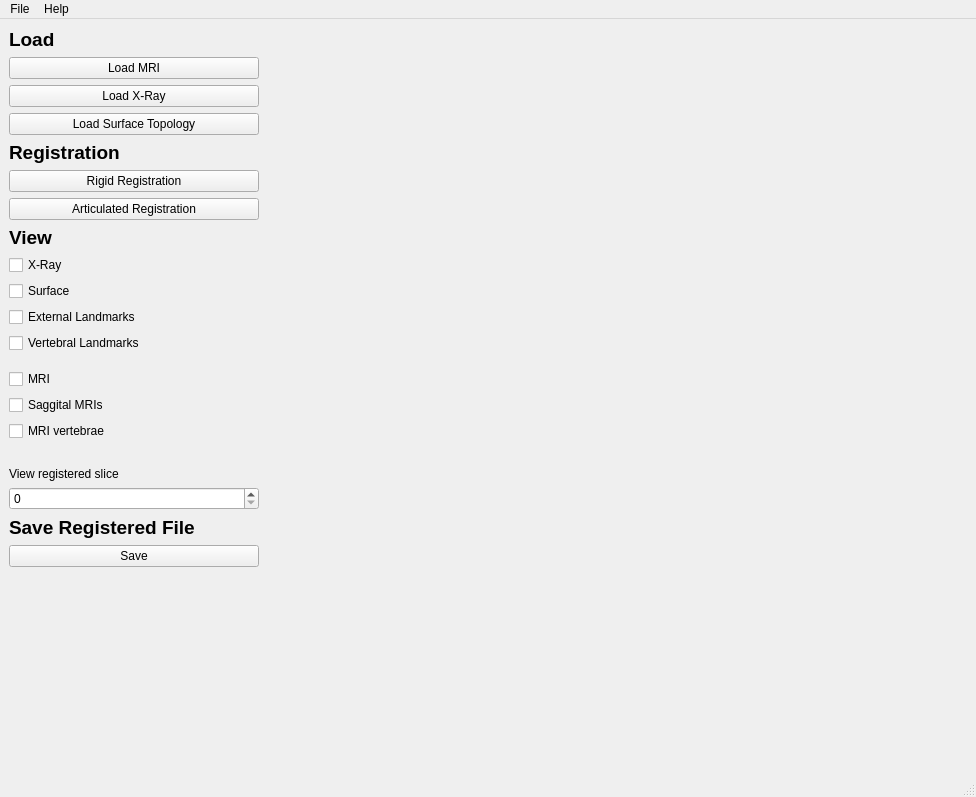
Before: the Qt Designer form main.ui in luantran/CapstoneProject, drawn with Qt 5.
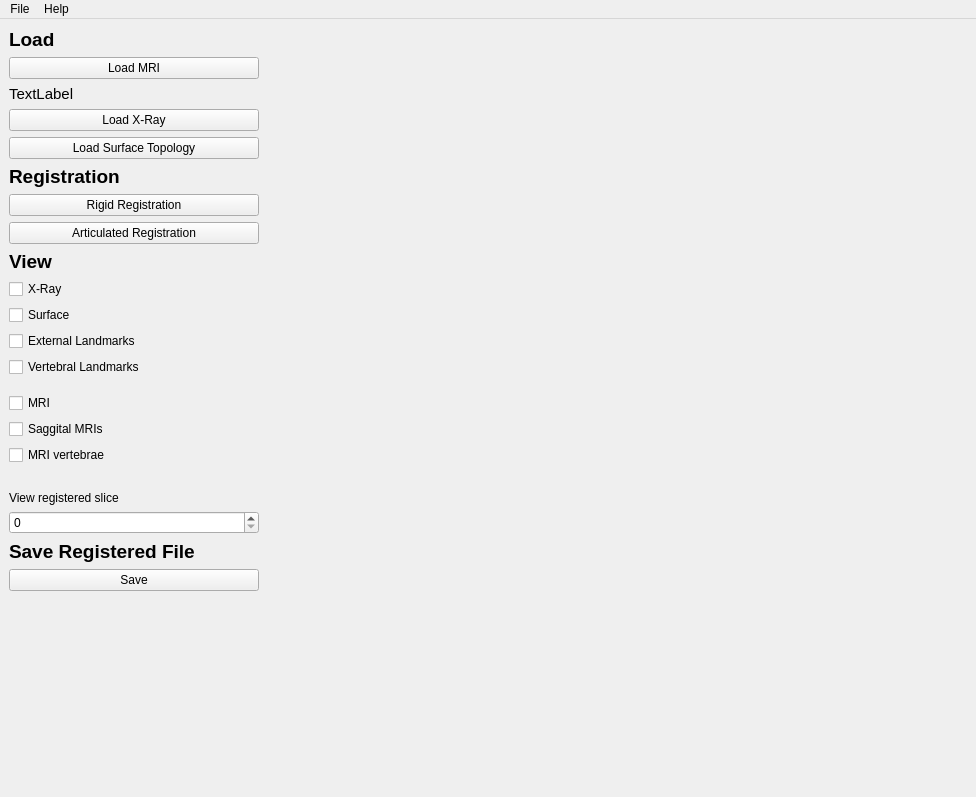
After: the same form once the commit is applied.

The edit to the form file:
```diff
--- a/main.ui
+++ b/main.ui
@@ -43,22 +43,8 @@
        <enum>QLayout::SetMinimumSize</enum>
       </property>
       <item>
-       <layout class="QVBoxLayout" name="verticalLayout_3">
-        <item>
-         <widget class="QLabel" name="loadLabel">
-          <property name="font">
-           <font>
-            <pointsize>14</pointsize>
-            <weight>75</weight>
-            <bold>true</bold>
-           </font>
-          </property>
-          <property name="text">
-           <string>Load</string>
-          </property>
-         </widget>
-        </item>
-        <item>
+       <layout class="QGridLayout" name="gridLayout_2">
+        <item row="1" column="0">
          <widget class="QPushButton" name="loadMRIButton">
           <property name="enabled">
            <bool>true</bool>
@@ -68,20 +54,47 @@
           </property>
          </widget>
         </item>
-        <item>
-         <widget class="QPushButton" name="loadXRayButton">
+        <item row="0" column="0">
+         <widget class="QLabel" name="loadLabel">
+          <property name="font">
+           <font>
+            <pointsize>14</pointsize>
+            <weight>75</weight>
+            <bold>true</bold>
+           </font>
+          </property>
           <property name="text">
-           <string>Load X-Ray</string>
+           <string>Load</string>
           </property>
          </widget>
         </item>
-        <item>
+        <item row="4" column="0">
          <widget class="QPushButton" name="loadSTButton">
           <property name="text">
            <string>Load Surface Topology</string>
           </property>
          </widget>
         </item>
+        <item row="3" column="0">
+         <widget class="QPushButton" name="loadXRayButton">
+          <property name="text">
+           <string>Load X-Ray</string>
+          </property>
+         </widget>
+        </item>
+        <item row="2" column="0">
+         <widget class="QLabel" name="label">
+          <property name="font">
+           <font>
+            <pointsize>10</pointsize>
+            <italic>true</italic>
+           </font>
+          </property>
+          <property name="text">
+           <string>&lt;html&gt;&lt;head/&gt;&lt;body&gt;&lt;p&gt;&lt;span style=&quot; font-size:11pt; font-style:normal;&quot;&gt;TextLabel&lt;/span&gt;&lt;/p&gt;&lt;/body&gt;&lt;/html&gt;</string>
+          </property>
+         </widget>
+        </item>
        </layout>
       </item>
       <item>
@@ -330,7 +343,6 @@
    <addaction name="menuFile"/>
    <addaction name="menuHelp"/>
   </widget>
-  <widget class="QStatusBar" name="statusbar"/>
  </widget>
  <resources/>
  <connections/>
```
Left out of the diff: 32 changed lines with no effect on the pictures.
